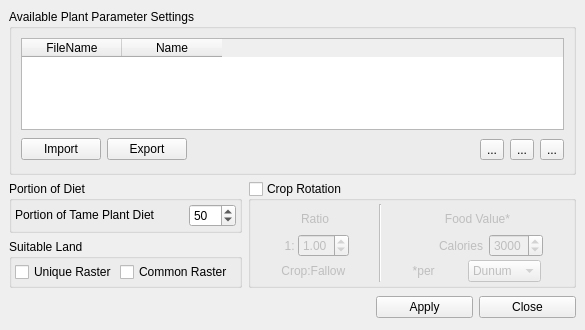
This is src/ui/lacropparameterbase.ui in arkygeek/landuseanalyst as Qt 5 draws it before an edit. The edited form follows.
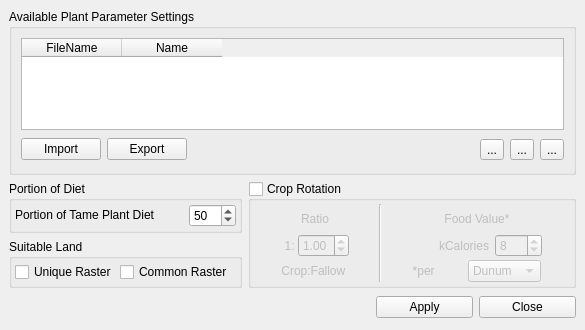
This is the edited form. Icons and pictures are not drawn.

The edit to the form file:
```diff
--- a/src/ui/lacropparameterbase.ui
+++ b/src/ui/lacropparameterbase.ui
@@ -447,7 +447,7 @@
              </sizepolicy>
             </property>
             <property name="text" >
-             <string>Calories</string>
+             <string>kCalories</string>
             </property>
             <property name="alignment" >
              <set>Qt::AlignRight|Qt::AlignTrailing|Qt::AlignVCenter</set>
@@ -465,13 +465,13 @@
              </sizepolicy>
             </property>
             <property name="maximum" >
-             <number>5000</number>
+             <number>500</number>
             </property>
             <property name="minimum" >
              <number>1</number>
             </property>
             <property name="value" >
-             <number>3000</number>
+             <number>8</number>
             </property>
            </widget>
           </item>
```
Left out of the diff: 36 changed lines with no effect on the pictures.
